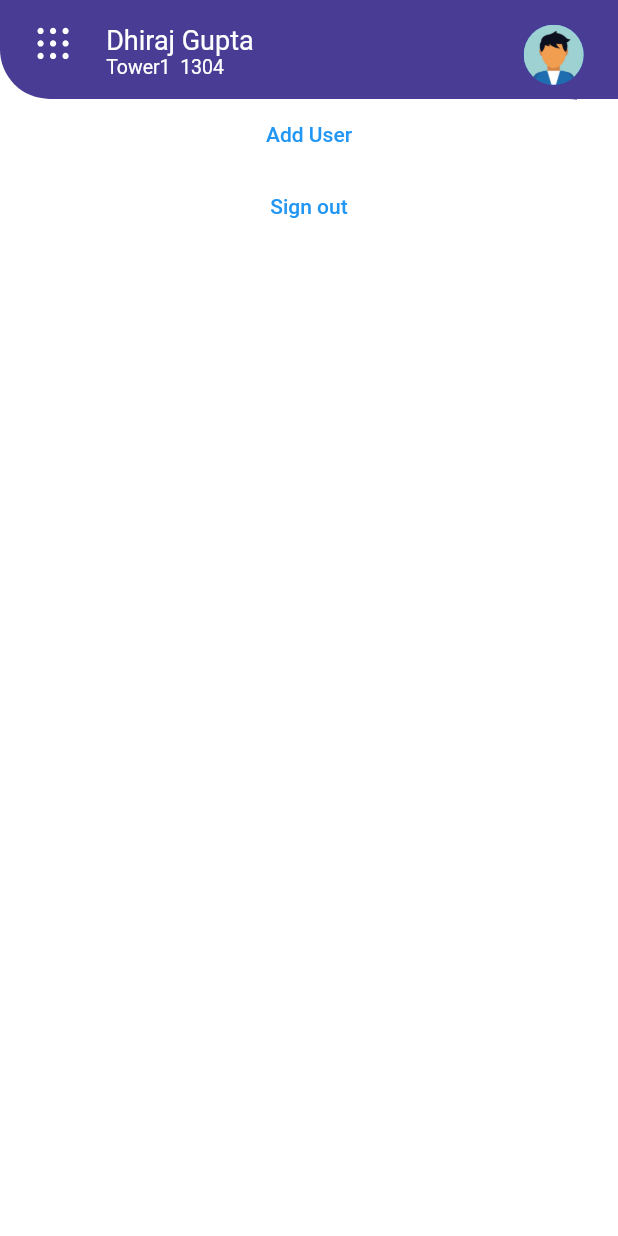
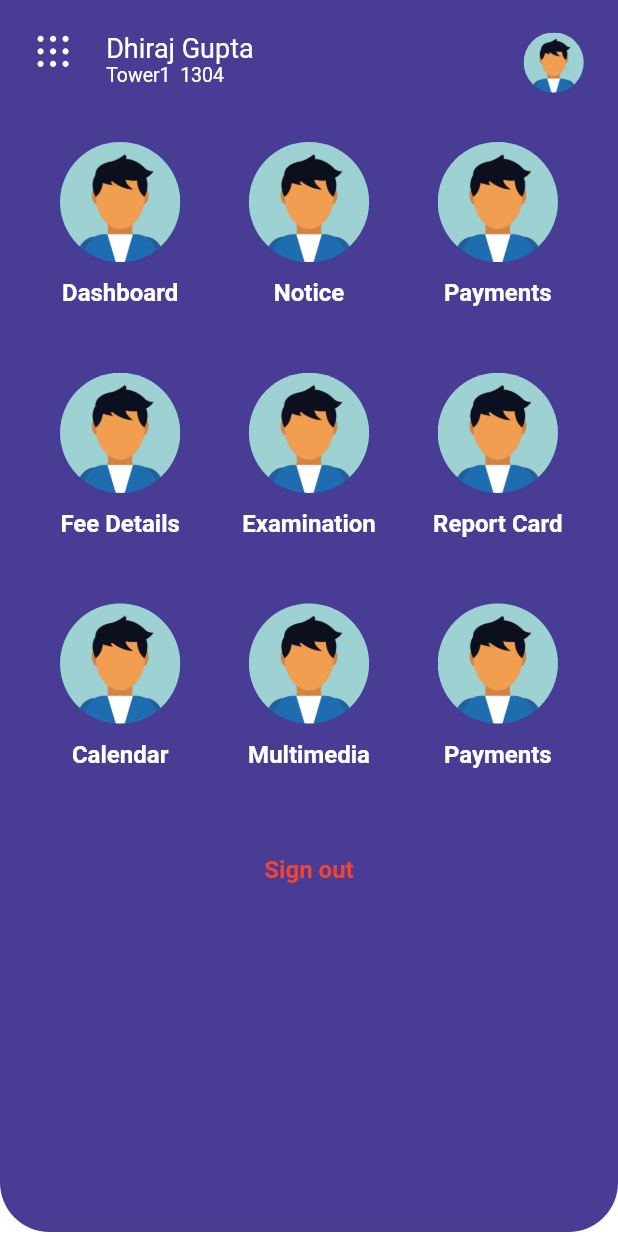
Before and after one commit to faizm55212/finsem_org, a Flutter app: the screen it shows once a user with an empty profile is signed in, after a tap on an icon or button, on a phone screen of 412 x 824 dp. Run offline on Flutter 3.47's test engine with Material 2 defaults, Android fonts, the phone set to English and light mode, and no system bars; our stand-ins replace cloud_functions, firebase_auth, firebase_core, flutter_screenutil, flutter_svg, fluttertoast and 2 more; missing offline and left inert: firebase_app_check; accounts and stored records are empty.

Commit message:
Dashboard options build

```diff
--- /dev/null
+++ b/lib/ui/component/dashboard_options.dart
@@ -0,0 +1,45 @@
+import 'package:flutter/material.dart';
+import 'package:flutter_screenutil/flutter_screenutil.dart';
+import 'package:google_fonts/google_fonts.dart';
+
+class DashboardOptions extends StatelessWidget {
+  final String title;
+  final String asset;
+  final void Function()? onPressed;
+
+  const DashboardOptions({
+    required this.title,
+    required this.asset,
+    this.onPressed,
+    Key? key,
+  }) : super(key: key);
+
+  @override
+  Widget build(BuildContext context) {
+    return GestureDetector(
+      onTap: onPressed,
+      child: SizedBox(
+        height: 140.h,
+        width: 100.w,
+        child: Column(
+          crossAxisAlignment: CrossAxisAlignment.center,
+          children: [
+            CircleAvatar(
+              radius: 35.w, // Image radius
+              backgroundImage: AssetImage(asset),
+            ),
+            SizedBox(height: 10.h),
+            Text(
+              title,
+              style: GoogleFonts.roboto(
+                fontWeight: FontWeight.w600,
+                fontSize: 16,
+                color: Colors.white,
+              ),
+            ),
+          ],
+        ),
+      ),
+    );
+  }
+}
--- a/lib/ui/component/svg_icon.dart
+++ b/lib/ui/component/svg_icon.dart
@@ -7,7 +7,8 @@ class SvgIcon extends StatelessWidget {
     required this.size,
     this.onPressed,
     required this.color,
-  });
+    Key? key,
+  }) : super(key: key);
 
   final String assetPath;
   final double size;
@@ -20,7 +21,7 @@ class SvgIcon extends StatelessWidget {
       width: size,
       height: size,
       child: InkWell(
-        onTap: this.onPressed,
+        onTap: onPressed,
         child: SvgPicture.asset(
           assetPath,
           color: Color(color),
--- a/lib/ui/screens/dashboard/dashboard.dart
+++ b/lib/ui/screens/dashboard/dashboard.dart
@@ -4,6 +4,8 @@ import 'package:flutter/material.dart';
 import 'package:flutter/services.dart';
 import 'package:flutter_screenutil/flutter_screenutil.dart';
 import 'package:finsem_org/ui/component/svg_icon.dart';
+import 'package:google_fonts/google_fonts.dart';
+import 'package:finsem_org/ui/component/dashboard_options.dart';
 
 class Dashboard extends StatefulWidget {
   const Dashboard({Key? key}) : super(key: key);
@@ -16,11 +18,17 @@ class _DashboardState extends State<Dashboard> {
   double _height = 60.h;
   double _radius = 0;
   bool _expanded = false;
+  bool _visible = false;
   void expand() {
+    setState(() {
+      _expanded = !_expanded;
       _expanded ? _height = 750.h : _height = 60.h;
       _expanded ? _radius = 30.h : _radius = 0.h;
+      Future.delayed(const Duration(milliseconds: 500)).then((value) {
         setState(() {
-      _expanded = !_expanded;
+          _visible = !_visible;
+        });
+      });
     });
   }
 
@@ -63,18 +71,13 @@ class _DashboardState extends State<Dashboard> {
                       },
                       child: const Text('Add User'),
                     ),
-                    TextButton(
-                      onPressed: () {
-                        FirebaseAuth.instance.signOut();
-                      },
-                      child: const Text(
-                        'Sign out',
-                      ),
-                    ),
                   ],
                 ),
               ),
               AnimatedContainer(
+                padding: _visible
+                    ? EdgeInsets.only(right: 20.w, left: 20.w, top: 20.h)
+                    : EdgeInsets.symmetric(vertical: 10.h, horizontal: 20.w),
                 height: _height,
                 width: 360.w,
                 decoration: BoxDecoration(
@@ -86,9 +89,9 @@ class _DashboardState extends State<Dashboard> {
                 ),
                 duration: const Duration(seconds: 1),
                 curve: Curves.linearToEaseOut,
-                child: Container(
-                  padding: EdgeInsets.only(right: 20.w, left: 20.w, top: 15.h),
-                  child: Row(
+                child: Column(
+                  children: [
+                    Row(
                       mainAxisAlignment: MainAxisAlignment.spaceBetween,
                       crossAxisAlignment: CrossAxisAlignment.start,
                       children: [
@@ -126,6 +129,91 @@ class _DashboardState extends State<Dashboard> {
                         ),
                       ],
                     ),
+                    Visibility(
+                      visible: _visible,
+                      child: _height == 750.h
+                          ? Container(
+                              margin: EdgeInsets.symmetric(vertical: 30.h),
+                              child: Column(
+                                mainAxisAlignment:
+                                    MainAxisAlignment.spaceBetween,
+                                children: [
+                                  Row(
+                                    mainAxisAlignment:
+                                        MainAxisAlignment.spaceBetween,
+                                    children: [
+                                      DashboardOptions(
+                                        title: 'Dashboard',
+                                        asset: "assets/images/profile_pic.jpg",
+                                        onPressed: () {},
+                                      ),
+                                      DashboardOptions(
+                                        title: 'Notice',
+                                        asset: "assets/images/profile_pic.jpg",
+                                        onPressed: () {},
+                                      ),
+                                      DashboardOptions(
+                                        title: 'Payments',
+                                        asset: "assets/images/profile_pic.jpg",
+                                        onPressed: () {},
+                                      ),
+                                    ],
+                                  ),
+                                  Row(
+                                    mainAxisAlignment:
+                                        MainAxisAlignment.spaceBetween,
+                                    children: const [
+                                      DashboardOptions(
+                                          title: 'Fee Details',
+                                          asset:
+                                              "assets/images/profile_pic.jpg"),
+                                      DashboardOptions(
+                                          title: 'Examination',
+                                          asset:
+                                              "assets/images/profile_pic.jpg"),
+                                      DashboardOptions(
+                                          title: 'Report Card',
+                                          asset:
+                                              "assets/images/profile_pic.jpg"),
+                                    ],
+                                  ),
+                                  Row(
+                                    mainAxisAlignment:
+                                        MainAxisAlignment.spaceBetween,
+                                    children: const [
+                                      DashboardOptions(
+                                          title: 'Calendar',
+                                          asset:
+                                              "assets/images/profile_pic.jpg"),
+                                      DashboardOptions(
+                                          title: 'Multimedia',
+                                          asset:
+                                              "assets/images/profile_pic.jpg"),
+                                      DashboardOptions(
+                                          title: 'Payments',
+                                          asset:
+                                              "assets/images/profile_pic.jpg"),
+                                    ],
+                                  ),
+                                  TextButton(
+                                    onPressed: () {
+                                      FirebaseAuth.instance.signOut();
+                                    },
+                                    child: Text(
+                                      'Sign out',
+                                      style: GoogleFonts.roboto(
+                                        fontWeight: FontWeight.w600,
+                                        fontSize: 16,
+                                        color: Colors.red,
+                                      ),
+                                    ),
+                                  ),
+                                ],
+                              ),
+                            )
+                          : Container(),
+                    )
+                  ],
                 ),
               ),
             ],
--- a/lib/ui/screens/sign_in/signin.dart
+++ b/lib/ui/screens/sign_in/signin.dart
@@ -1,6 +1,5 @@
 import 'package:finsem_org/ui/screens/dashboard/dashboard.dart';
 import 'package:firebase_auth/firebase_auth.dart';
-import 'package:cloud_functions/cloud_functions.dart';
 import 'package:flutter/material.dart';
 import 'package:fluttertoast/fluttertoast.dart';
 
```
Lines whose indentation alone changed are shown as unchanged.
